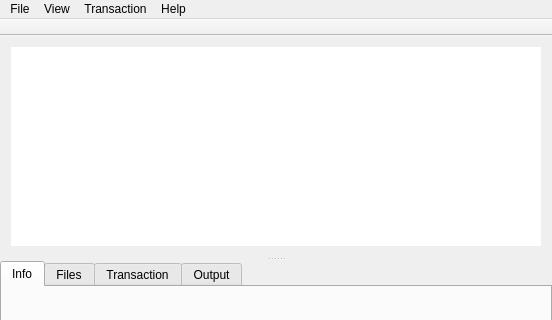
Before: the Qt Designer form ui/mainwindow.ui in aarnt/octopi, drawn with Qt 5; both pictures show x 0 to 552 and y 0 to 320 of the 552 by 518 pixel window.
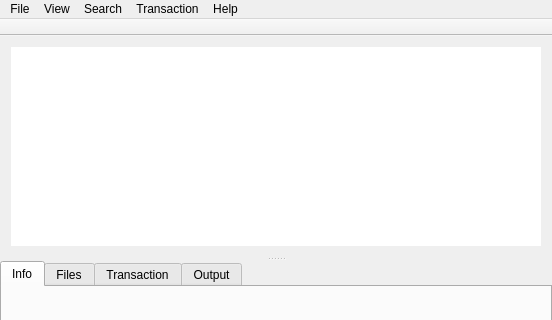
After: the same form once the commit is applied. Icons and pictures are not drawn.

Commit message: - Doubleclicking an available package brings the info tab; - Added Search by description; - Ported Oktopi unixcommand changes; - Other refactorings;

```diff
--- a/ui/mainwindow.ui
+++ b/ui/mainwindow.ui
@@ -153,8 +153,16 @@
     <addaction name="separator"/>
     <addaction name="actionExit"/>
    </widget>
+   <widget class="QMenu" name="menuSearch">
+    <property name="title">
+     <string>Search</string>
+    </property>
+    <addaction name="actionSearchByDescription"/>
+    <addaction name="actionSearchByName"/>
+   </widget>
    <addaction name="menuFile"/>
    <addaction name="menuView"/>
+   <addaction name="menuSearch"/>
    <addaction name="menuTransaction"/>
    <addaction name="menuHelp"/>
   </widget>
```
Left out of the diff: 16 changed lines with no effect on the pictures. The commit also changes 7 other files.
